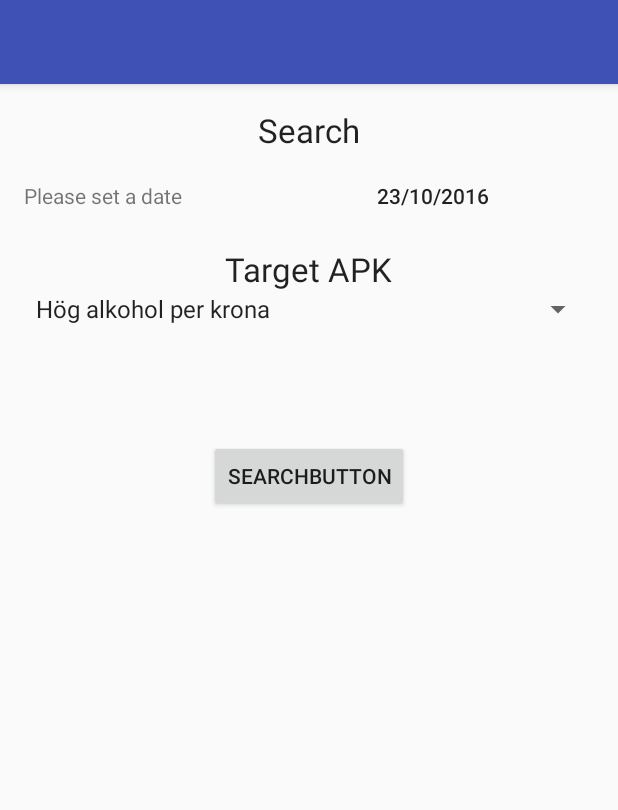
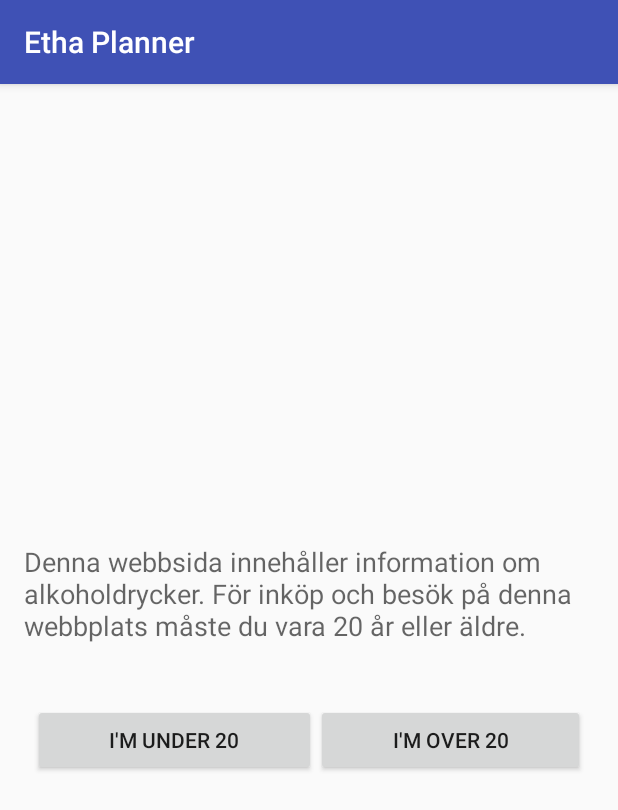
Before and after one commit to ThaH3lper/MAH_Project-3-Android, an Android app: the screen it shows after launch (SearchActivity before the commit, DisclaimerActivity after it), on a phone screen of 412 x 824 dp. Shown: the top 810 px of the screen. Run offline under Robolectric (Android 15) with nearby library versions, the phone set to English and light mode, and no system bars.

Commit message:
Disclaimer

```diff
--- a/EthaPlanner/app/src/main/AndroidManifest.xml
+++ b/EthaPlanner/app/src/main/AndroidManifest.xml
@@ -4,7 +4,6 @@
 
     <uses-permission android:name="android.permission.INTERNET"/>
     <uses-permission android:name="android.permission.ACCESS_COARSE_LOCATION"/>
-
     <uses-permission android:name="android.permission.INTERNET"/>
 
     <application
@@ -16,18 +15,18 @@
         <activity
             android:name=".views.MainActivity"
             android:theme="@style/AppTheme.NoActionBar">
-
         </activity>
         <activity
             android:name=".views.SearchActivity"
             android:theme="@style/AppTheme.NoActionBar">
-
             <intent-filter>
                 <action android:name="android.intent.action.MAIN"/>
 
                 <category android:name="android.intent.category.LAUNCHER"/>
             </intent-filter>
         </activity>
+        <activity android:name=".views.DisclaimerActivity">
+        </activity>
     </application>
 
 </manifest>
--- a/EthaPlanner/app/src/main/java/se/mah/homebois/ethaplanner/Globals.java
+++ b/EthaPlanner/app/src/main/java/se/mah/homebois/ethaplanner/Globals.java
@@ -11,5 +11,5 @@ public class Globals {
 
     public static final String BOLAGET_IMAGE_URL = "https://www.systembolaget.se/dryck/%s/%s";
 
-    public static final long DAYS_IN_MS = 10000; // TODO
+    public static final long DAYS_IN_MS = 1000 * 60 * 60 * 24;
 }
--- a/EthaPlanner/app/src/main/java/se/mah/homebois/ethaplanner/controllers/BolagetController.java
+++ b/EthaPlanner/app/src/main/java/se/mah/homebois/ethaplanner/controllers/BolagetController.java
@@ -54,4 +54,8 @@ public class BolagetController implements BolagetDataDownloader.IBolagetDownload
     public void onImageUrlReady(String url) {
         url.toString();
     }
+
+    public void dispose() {
+        bolagetDB.close();
+    }
 }
--- /dev/null
+++ b/EthaPlanner/app/src/main/java/se/mah/homebois/ethaplanner/views/DisclaimerActivity.java
@@ -0,0 +1,39 @@
+package se.mah.homebois.ethaplanner.views;
+
+import android.support.v7.app.AppCompatActivity;
+import android.os.Bundle;
+import android.view.View;
+import android.widget.Button;
+
+import se.mah.homebois.ethaplanner.Globals;
+import se.mah.homebois.ethaplanner.R;
+
+public class DisclaimerActivity extends AppCompatActivity {
+
+    @Override
+    protected void onCreate(Bundle savedInstanceState) {
+        super.onCreate(savedInstanceState);
+        setContentView(R.layout.activity_disclaimer);
+
+        initButtons();
+    }
+
+    private void initButtons() {
+        Button btnAccept = (Button)findViewById(R.id.btnAccept);
+        btnAccept.setOnClickListener(new View.OnClickListener() {
+            @Override
+            public void onClick(View v) {
+                getSharedPreferences(Globals.APP_SETTINGS_NAME, MODE_PRIVATE).edit().putBoolean("userAccepted", true).apply();
+                finish();
+            }
+        });
+
+        Button btnDecline = (Button)findViewById(R.id.btnDecline);
+        btnDecline.setOnClickListener(new View.OnClickListener() {
+            @Override
+            public void onClick(View v) {
+                finish();
+            }
+        });
+    }
+}
--- a/EthaPlanner/app/src/main/java/se/mah/homebois/ethaplanner/views/MainActivity.java
+++ b/EthaPlanner/app/src/main/java/se/mah/homebois/ethaplanner/views/MainActivity.java
@@ -76,19 +76,8 @@ public class MainActivity extends AppCompatActivity {
     }
 
     @Override
-    public boolean onCreateOptionsMenu(Menu menu) {
-        getMenuInflater().inflate(R.menu.menu_main, menu);
-        return true;
-    }
-
-    @Override
-    public boolean onOptionsItemSelected(MenuItem item) {
-        int id = item.getItemId();
-
-        if (id == R.id.action_settings) {
-            return true;
-        }
-
-        return super.onOptionsItemSelected(item);
+    protected void onDestroy() {
+        bc.dispose();
+        super.onDestroy();
     }
 }
--- a/EthaPlanner/app/src/main/java/se/mah/homebois/ethaplanner/views/SearchActivity.java
+++ b/EthaPlanner/app/src/main/java/se/mah/homebois/ethaplanner/views/SearchActivity.java
@@ -2,8 +2,12 @@ package se.mah.homebois.ethaplanner.views;
 
 import android.app.DatePickerDialog;
 import android.content.Intent;
+import android.content.SharedPreferences;
 import android.support.v7.app.AppCompatActivity;
 import android.os.Bundle;
+import android.support.v7.widget.Toolbar;
+import android.view.Menu;
+import android.view.MenuItem;
 import android.view.View;
 import android.widget.ArrayAdapter;
 import android.widget.Button;
@@ -13,6 +17,7 @@ import android.widget.Spinner;
 import java.text.SimpleDateFormat;
 import java.util.Calendar;
 
+import se.mah.homebois.ethaplanner.Globals;
 import se.mah.homebois.ethaplanner.R;
 import se.mah.homebois.ethaplanner.views.ListContent.SpinnerCategories;
 import se.mah.homebois.ethaplanner.views.ListContent.SpinnerItem;
@@ -31,6 +36,9 @@ public class SearchActivity extends AppCompatActivity {
     protected void onCreate(Bundle savedInstanceState) {
         super.onCreate(savedInstanceState);
         setContentView(R.layout.activity_search);
+
+        Toolbar toolbar = (Toolbar) findViewById(R.id.toolbar);
+        setSupportActionBar(toolbar);
 
         initSpinner();
         initSearchDate();
@@ -72,6 +80,15 @@ public class SearchActivity extends AppCompatActivity {
         sortSpinner.setAdapter(spinnerAdapter);
     }
 
+    @Override
+    protected void onResume() {
+        super.onResume();
+        SharedPreferences preferences = getSharedPreferences(Globals.APP_SETTINGS_NAME, MODE_PRIVATE);
+        if (!preferences.getBoolean("userAccepted", false)) {
+            Intent disclaimer = new Intent(this, DisclaimerActivity.class);
+            startActivity(disclaimer);
+        }
+    }
 
     public void showDateDialog(View v) {
         final View clicked = v;
@@ -110,4 +127,20 @@ public class SearchActivity extends AppCompatActivity {
         setWeatherButton.setText(new SimpleDateFormat("dd/MM/yyyy").format(selectedDay.getTime()));
     }
 
+    @Override
+    public boolean onCreateOptionsMenu(Menu menu) {
+        getMenuInflater().inflate(R.menu.menu_main, menu);
+        return true;
+    }
+
+    @Override
+    public boolean onOptionsItemSelected(MenuItem item) {
+        int id = item.getItemId();
+
+        if (id == R.id.action_settings) {
+            return true;
+        }
+
+        return super.onOptionsItemSelected(item);
+    }
 }
--- /dev/null
+++ b/EthaPlanner/app/src/main/res/layout/activity_disclaimer.xml
@@ -0,0 +1,49 @@
+<?xml version="1.0" encoding="utf-8"?>
+<RelativeLayout
+    xmlns:android="http://schemas.android.com/apk/res/android"
+    xmlns:tools="http://schemas.android.com/tools"
+    android:id="@+id/activity_disclaimer"
+    android:layout_width="match_parent"
+    android:layout_height="match_parent"
+    android:paddingBottom="@dimen/activity_vertical_margin"
+    android:paddingLeft="@dimen/activity_horizontal_margin"
+    android:paddingRight="@dimen/activity_horizontal_margin"
+    android:paddingTop="@dimen/activity_vertical_margin"
+    tools:context="se.mah.homebois.ethaplanner.views.DisclaimerActivity">
+
+    <LinearLayout
+        android:orientation="vertical"
+        android:layout_width="match_parent"
+        android:layout_height="match_parent"
+        android:gravity="center">
+
+        <TextView
+            android:text="@string/disclaimer_text"
+            android:layout_width="match_parent"
+            android:layout_height="wrap_content"
+            android:textAppearance="@style/TextAppearance.AppCompat.Medium"
+            android:layout_marginBottom="40dp"/>
+
+        <LinearLayout
+            android:orientation="horizontal"
+            android:layout_width="match_parent"
+            android:layout_height="wrap_content"
+            android:paddingRight="6dp"
+            android:paddingLeft="6dp">
+
+            <Button
+                android:text="@string/under_20"
+                android:layout_width="wrap_content"
+                android:layout_height="wrap_content"
+                android:id="@+id/btnDecline"
+                android:layout_weight="1"/>
+
+            <Button
+                android:text="@string/over_20"
+                android:layout_width="wrap_content"
+                android:layout_height="wrap_content"
+                android:id="@+id/btnAccept"
+                android:layout_weight="1"/>
+        </LinearLayout>
+    </LinearLayout>
+</RelativeLayout>
--- a/EthaPlanner/app/src/main/res/values/strings.xml
+++ b/EthaPlanner/app/src/main/res/values/strings.xml
@@ -10,6 +10,9 @@
     <string name="weather_low">Min temperature: %s°C</string>
 
     <string name="weather_type">Weather: %s!</string>
+    <string name="under_20">I\'m under 20</string>
+    <string name="over_20">I\'m over 20</string>
+    <string name="disclaimer_text">Denna webbsida innehåller information om alkoholdrycker. För inköp och besök på denna webbplats måste du vara 20 år eller äldre.</string>
 
 
 </resources>
```
